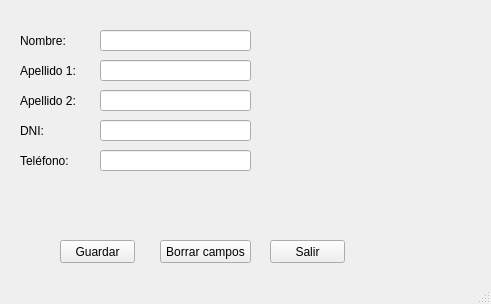
The window that FreeWork/ADECUA/AppFinalQt/ClientNew.ui (epdelasheras/PYTHON) describes before a commit, drawn with Qt 5.
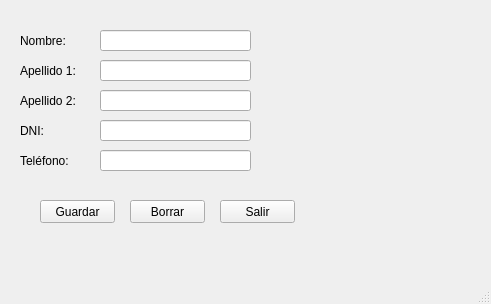
The same window after the commit.

Commit message: implemented some button functions in clientnew window

The edit to the form file:
```diff
--- a/FreeWork/ADECUA/AppFinalQt/ClientNew.ui
+++ b/FreeWork/ADECUA/AppFinalQt/ClientNew.ui
@@ -63,45 +63,6 @@
      <string>Apellido 1:</string>
     </property>
    </widget>
-   <widget class="QPushButton" name="ButtonSave">
-    <property name="geometry">
-     <rect>
-      <x>60</x>
-      <y>240</y>
-      <width>75</width>
-      <height>23</height>
-     </rect>
-    </property>
-    <property name="text">
-     <string>Guardar</string>
-    </property>
-   </widget>
-   <widget class="QPushButton" name="ButtonErase">
-    <property name="geometry">
-     <rect>
-      <x>160</x>
-      <y>240</y>
-      <width>91</width>
-      <height>23</height>
-     </rect>
-    </property>
-    <property name="text">
-     <string>Borrar campos</string>
-    </property>
-   </widget>
-   <widget class="QPushButton" name="ButtonExit">
-    <property name="geometry">
-     <rect>
-      <x>270</x>
-      <y>240</y>
-      <width>75</width>
-      <height>23</height>
-     </rect>
-    </property>
-    <property name="text">
-     <string>Salir</string>
-    </property>
-   </widget>
    <widget class="QLabel" name="LabelSurname2">
     <property name="geometry">
      <rect>
@@ -180,6 +141,45 @@
      <string/>
     </property>
    </widget>
+   <widget class="QPushButton" name="ButtonSave">
+    <property name="geometry">
+     <rect>
+      <x>40</x>
+      <y>200</y>
+      <width>75</width>
+      <height>23</height>
+     </rect>
+    </property>
+    <property name="text">
+     <string>Guardar</string>
+    </property>
+   </widget>
+   <widget class="QPushButton" name="ButtonErase">
+    <property name="geometry">
+     <rect>
+      <x>130</x>
+      <y>200</y>
+      <width>75</width>
+      <height>23</height>
+     </rect>
+    </property>
+    <property name="text">
+     <string>Borrar</string>
+    </property>
+   </widget>
+   <widget class="QPushButton" name="ButtonExit">
+    <property name="geometry">
+     <rect>
+      <x>220</x>
+      <y>200</y>
+      <width>75</width>
+      <height>23</height>
+     </rect>
+    </property>
+    <property name="text">
+     <string>Salir</string>
+    </property>
+   </widget>
   </widget>
   <widget class="QStatusBar" name="statusbar"/>
  </widget>
```
The commit also changes 2 other files.
